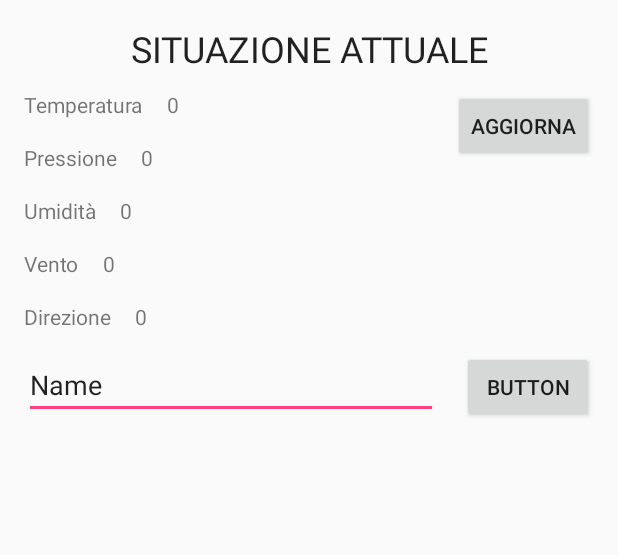
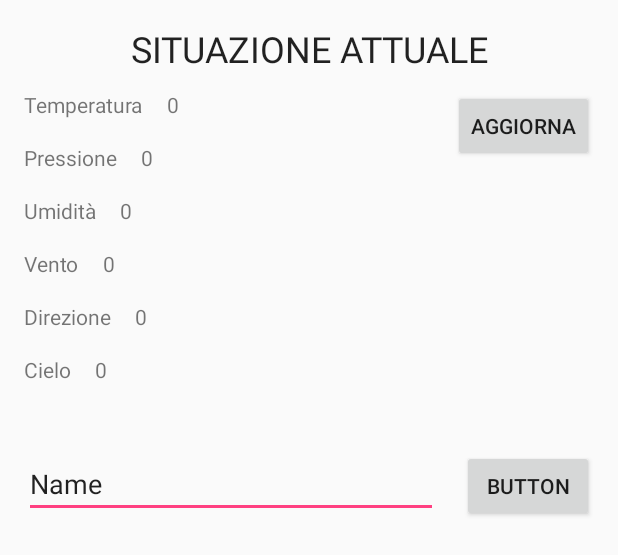
Before and after one commit to remotomasi/MeteoLecce, an Android app: the layout activity_main.xml on its own in the app's theme, with its tools: preview values and no code run, on a phone screen of 412 x 824 dp. Shown: the top 555 px of the screen. Run offline under Robolectric (Android 15) with nearby library versions, the phone set to English and light mode, and no system bars.

Commit message:
- Added "cielo" (sky) actual situation.

```diff
--- a/app/src/main/java/com/meteolecce/meteolecce/MainActivity.java
+++ b/app/src/main/java/com/meteolecce/meteolecce/MainActivity.java
@@ -23,8 +23,8 @@ import org.apache.http.client.ClientProtocolException;
 
 public class MainActivity extends AppCompatActivity {
 
-    TextView txtTemp = null, txtPress = null, txtHum = null, txtWPow = null, txtWDir = null;
-    String temp = null, press = null, hum = null, wPow = null, wDir = null;
+    TextView txtTemp = null, txtPress = null, txtHum = null, txtWPow = null, txtWDir = null, txtClouds = null;
+    String temp = null, press = null, hum = null, wPow = null, wDir = null, clouds = null;
     final String site = "http://api.openweathermap.org/data/2.5/weather?q=Lecce,it&appid=35222ccfcb5285d12e8a0e3222d59d9c";
 
     @Override
@@ -46,6 +46,7 @@ public class MainActivity extends AppCompatActivity {
             txtHum = (TextView) findViewById(R.id.textView4);
             txtWPow = (TextView) findViewById(R.id.textView8);
             txtWDir = (TextView) findViewById(R.id.textView10);
+            txtClouds = (TextView) findViewById(R.id.textView13);
 
             String str = "";
             HttpResponse response;
@@ -68,7 +69,7 @@ public class MainActivity extends AppCompatActivity {
                 hum = json.getJSONObject("main").getString("humidity");
                 wPow = json.getJSONObject("wind").getString("speed");
                 wDir = json.getJSONObject("wind").getString("deg");
-                //txt.setText(module);
+                clouds = json.getJSONObject("clouds").getString("all");
             } catch (JSONException e) {
                 e.printStackTrace();
             }
@@ -88,6 +89,7 @@ public class MainActivity extends AppCompatActivity {
             txtHum.setText(hum + " %");
             txtWPow.setText(String.format("%.2f", wp) + " Km/h");
             txtWDir.setText(windDirection(Integer.parseInt(wDir)));
+            txtClouds.setText(clouds + " %");
             super.onPostExecute(result);
         }
     }
--- a/app/src/main/res/layout/activity_main.xml
+++ b/app/src/main/res/layout/activity_main.xml
@@ -10,7 +10,7 @@
         android:id="@+id/editText"
         android:layout_width="0dp"
         android:layout_height="wrap_content"
-        android:layout_marginTop="234dp"
+        android:layout_marginTop="300dp"
         android:ems="10"
         android:hint="@string/data_viewer"
         android:inputType="textPersonName"
@@ -161,4 +161,24 @@
         app:layout_constraintRight_toRightOf="parent"
         app:layout_constraintTop_toTopOf="parent" />
 
+    <TextView
+        android:id="@+id/textView12"
+        android:layout_width="wrap_content"
+        android:layout_height="wrap_content"
+        android:layout_marginLeft="16dp"
+        android:layout_marginTop="16dp"
+        android:text="@string/cloudsName"
+        app:layout_constraintLeft_toLeftOf="parent"
+        app:layout_constraintTop_toBottomOf="@+id/textView9" />
+
+    <TextView
+        android:id="@+id/textView13"
+        android:layout_width="wrap_content"
+        android:layout_height="wrap_content"
+        android:layout_marginLeft="16dp"
+        android:layout_marginTop="16dp"
+        android:text="@string/clouds"
+        app:layout_constraintLeft_toRightOf="@+id/textView12"
+        app:layout_constraintTop_toBottomOf="@+id/textView10" />
+
 </android.support.constraint.ConstraintLayout>
--- a/app/src/main/res/values/strings.xml
+++ b/app/src/main/res/values/strings.xml
@@ -14,4 +14,6 @@
     <string name="humName">Umidità</string>
     <string name="titleMainPage">SITUAZIONE ATTUALE</string>
     <string name="update">Aggiorna</string>
+    <string name="cloudsName">Cielo</string>
+    <string name="clouds">0</string>
 </resources>
```
